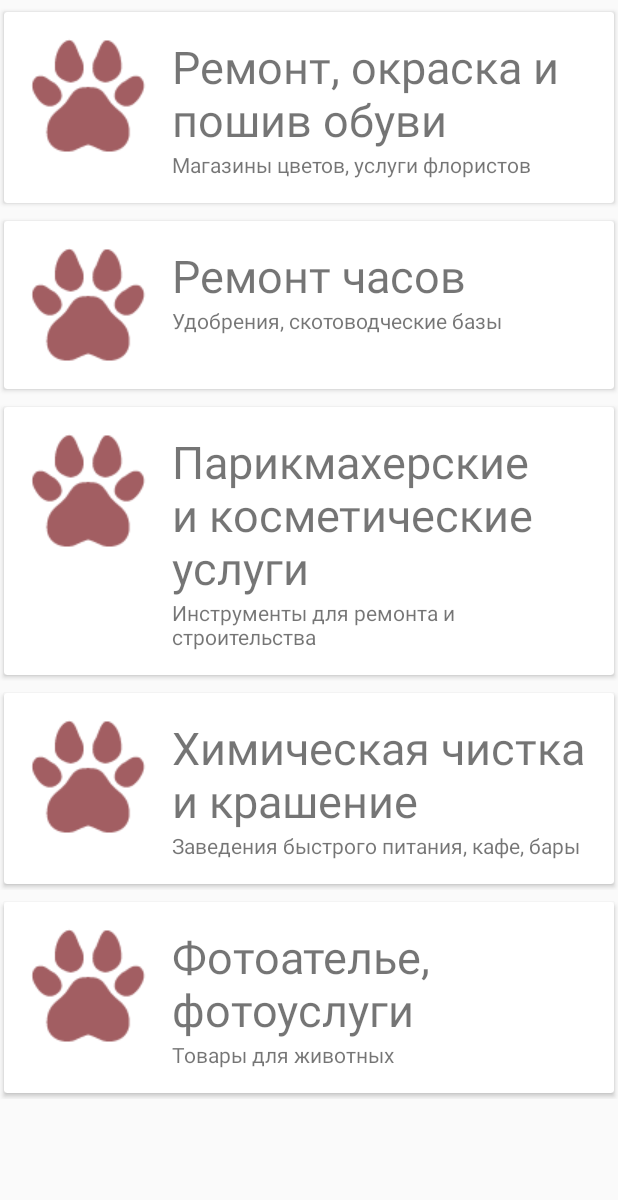
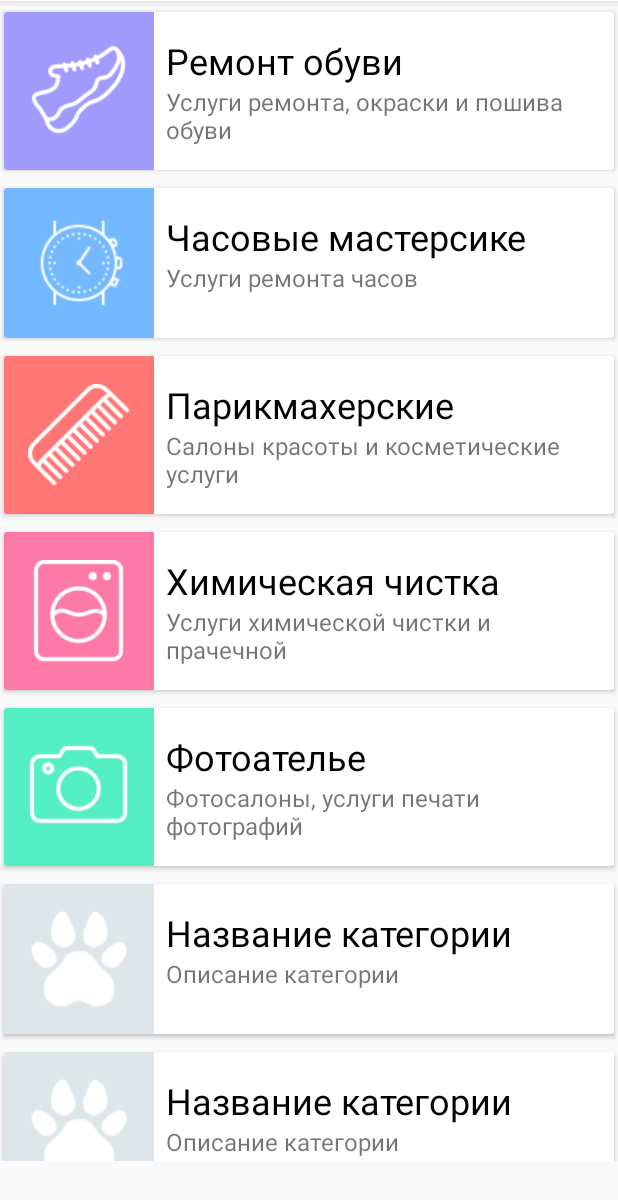
Before and after one commit to TalgatAkhm/mosfin, an Android app: the screen it shows after launch (CategoryActivity), on a phone screen of 412 x 824 dp. Shown: the top 1200 px of the screen. Run offline under Robolectric (Android 15) with nearby library versions, the phone set to English and light mode, and no system bars.

```diff
--- a/app/src/main/java/com/mipt/mlt/mosfindata/CategoryActivity.java
+++ b/app/src/main/java/com/mipt/mlt/mosfindata/CategoryActivity.java
@@ -1,6 +1,7 @@
 package com.mipt.mlt.mosfindata;
 
 import android.content.Intent;
+import android.graphics.Color;
 import android.os.Bundle;
 import android.support.annotation.Nullable;
 import android.support.v7.app.AppCompatActivity;
@@ -17,13 +18,21 @@ import java.util.List;
 
 public class CategoryActivity extends AppCompatActivity implements CategoryRecyclerAdapter.ItemClickListener {
 
-    public static String[] titles = {"Ремонт, окраска и пошив обуви", "Ремонт часов", "Парикмахерские и косметические услуги",
-            "Химическая чистка и крашение", "Фотоателье, фотоуслуги"};
-    private String[] descs = {"Магазины цветов, услуги флористов", "Удобрения, скотоводческие базы",
-            "Инструменты для ремонта и строительства", "Заведения быстрого питания, кафе, бары", "Товары для животных",
-            "Фото мастерские", "Продуктовые магазины"};
+    public static String[] titles = {
+            "Ремонт обуви", "Часовые мастерсике", "Парикмахерские",
+            "Химическая чистка", "Фотоателье", "Название категории", "Название категории", "Название категории",
+            "Название категории", "Название категории", "Название категории"};
+    private String[] descs = {"Услуги ремонта, окраски и пошива обуви", "Услуги ремонта часов",
+            "Салоны красоты и косметические услуги", "Услуги химической чистки и прачечной",
+            "Фотосалоны, услуги печати фотографий", "Описание категории", "Описание категории", "Описание категории"
+            , "Описание категории", "Описание категории", "Описание категории"};
 
+    private int[] images = {R.drawable.shoes_bl, R.drawable.watches, R.drawable.haircut,
+            R.drawable.wash, R.drawable.camera};
 
+    private int[] bgColors = {Color.parseColor("#a29bfe"), Color.parseColor("#74b9ff"),
+            Color.parseColor("#ff7675"), Color.parseColor("#fd79a8"),
+            Color.parseColor("#55efc4")};
 
     @Override
     protected void onCreate(@Nullable Bundle savedInstanceState) {
@@ -43,7 +52,11 @@ public class CategoryActivity extends AppCompatActivity implements CategoryRecyc
     private List<Category> createCategories() {
         List<Category> categories = new ArrayList<>();
         for (int i = 0; i < titles.length; i++) {
-            categories.add(new Category(titles[i], descs[i]));
+            if (images.length <= i) {
+                categories.add(new Category(titles[i], descs[i]));
+            } else {
+                categories.add(new Category(titles[i], descs[i], images[i], bgColors[i]));
+            }
         }
         return categories;
     }
--- a/app/src/main/java/com/mipt/mlt/mosfindata/model/Category.java
+++ b/app/src/main/java/com/mipt/mlt/mosfindata/model/Category.java
@@ -1,4 +1,6 @@
 package com.mipt.mlt.mosfindata.model;
+
+import android.graphics.Color;
 
 import com.mipt.mlt.mosfindata.R;
 
@@ -7,17 +9,27 @@ public class Category {
     private int photo;
     private String title;
     private String des;
+    private int bgColor;
 
     public Category(String title, String des) {
         this.title = title;
         this.des = des;
         this.photo = R.drawable.pet;
+        this.bgColor = Color.parseColor("#dfe6e9");
     }
 
     public Category(int photo, String title, String des) {
         this.photo = photo;
         this.title = title;
         this.des = des;
+        this.bgColor = Color.parseColor("#dfe6e9");
+    }
+
+    public Category(String title, String des, int photo,  int bgColor) {
+        this.photo = photo;
+        this.title = title;
+        this.des = des;
+        this.bgColor = bgColor;
     }
 
     public int getPhoto() {
@@ -43,4 +55,12 @@ public class Category {
     public void setDes(String des) {
         this.des = des;
     }
+
+    public int getBgColor() {
+        return bgColor;
+    }
+
+    public void setBgColor(int bgColor) {
+        this.bgColor = bgColor;
+    }
 }
--- a/app/src/main/java/com/mipt/mlt/mosfindata/ui/CategoryRecyclerAdapter.java
+++ b/app/src/main/java/com/mipt/mlt/mosfindata/ui/CategoryRecyclerAdapter.java
@@ -6,6 +6,7 @@ import android.view.LayoutInflater;
 import android.view.View;
 import android.view.ViewGroup;
 import android.widget.ImageView;
+import android.widget.RelativeLayout;
 import android.widget.TextView;
 
 import com.mipt.mlt.mosfindata.R;
@@ -39,6 +40,7 @@ public class CategoryRecyclerAdapter extends RecyclerView.Adapter<CategoryRecycl
         holder.titleTV.setText(categories.get(position).getTitle());
         holder.desTV.setText(categories.get(position).getDes());
         holder.photoIM.setImageResource(categories.get(position).getPhoto());
+        holder.imageContainer.setBackgroundColor(categories.get(position).getBgColor());
         holder.cardView.setOnClickListener(v -> listener.onClick(position));
     }
 
@@ -52,6 +54,7 @@ public class CategoryRecyclerAdapter extends RecyclerView.Adapter<CategoryRecycl
         CardView cardView;
         ImageView photoIM;
         TextView titleTV, desTV;
+        RelativeLayout imageContainer;
 
         public CategoryViewHolder(View itemView) {
             super(itemView);
@@ -59,6 +62,7 @@ public class CategoryRecyclerAdapter extends RecyclerView.Adapter<CategoryRecycl
             photoIM = itemView.findViewById(R.id.photoIM);
             titleTV = itemView.findViewById(R.id.titleTV);
             desTV = itemView.findViewById(R.id.desTV);
+            imageContainer = itemView.findViewById(R.id.image_container);
         }
     }
 
--- a/app/src/main/res/layout/category_activity.xml
+++ b/app/src/main/res/layout/category_activity.xml
@@ -2,20 +2,55 @@
 <android.support.constraint.ConstraintLayout
     xmlns:android="http://schemas.android.com/apk/res/android"
     android:layout_width="match_parent"
-    android:layout_height="match_parent">
+    android:layout_height="match_parent"
+    xmlns:app="http://schemas.android.com/apk/res-auto">
 
     <android.support.v7.widget.Toolbar
+        android:id="@+id/category_toolbar"
         android:layout_width="match_parent"
-        android:layout_height="?attr/actionBarSize"
-        android:id="@+id/category_toolbar"/>
+        android:layout_height="56dp"
+        android:background="@android:color/white"
+        android:elevation="4dp"
+        app:layout_constraintTop_toTopOf="parent"
+        app:layout_constraintBottom_toTopOf="@+id/rv"
+        app:layout_constraintVertical_bias="0"
+        android:contentInsetLeft="0dp"
+        android:contentInsetStart="0dp"
+        app:contentInsetLeft="0dp"
+        app:contentInsetStart="0dp"
+        android:contentInsetRight="0dp"
+        android:contentInsetEnd="0dp"
+        app:contentInsetRight="0dp"
+        app:contentInsetEnd="0dp">
 
-    <android.support.v7.widget.Toolbar
-        android:layout_height="?attr/actionBarSize"
-        android:layout_width="match_parent" />
+        <RelativeLayout
+            android:id="@+id/menu_container"
+            android:layout_width="match_parent"
+            android:layout_height="wrap_content"
+            android:layout_margin="0px">
+
+            <TextView
+                style="@style/TextAppearance.AppCompat.Widget.ActionBar.Title"
+                android:id="@+id/toolbar_title_tv"
+                android:layout_height="wrap_content"
+                android:layout_width="wrap_content"
+                android:layout_centerVertical="true"
+                android:layout_centerHorizontal="true"
+                android:textSize="20sp"
+                android:textColor="#de000000"
+                android:text="Выбор категории" />
+
+        </RelativeLayout>
+
+    </android.support.v7.widget.Toolbar>
 
     <android.support.v7.widget.RecyclerView
         android:layout_width="match_parent"
         android:layout_height="match_parent"
-        android:id="@+id/rv"/>
+        app:layout_constraintTop_toBottomOf="@id/category_toolbar"
+        app:layout_constraintBottom_toBottomOf="parent"
+        app:layout_constraintVertical_bias="1"
+        android:id="@+id/rv"
+        android:layout_marginBottom="50dp"/>
 
 </android.support.constraint.ConstraintLayout>
--- a/app/src/main/res/layout/category_card_view.xml
+++ b/app/src/main/res/layout/category_card_view.xml
@@ -7,39 +7,55 @@
 
     <android.support.v7.widget.CardView
         android:layout_width="match_parent"
-        android:layout_height="wrap_content"
+        android:layout_height="match_parent"
         app:cardElevation="2dp"
         app:cardUseCompatPadding="true"
         android:id="@+id/cv">
 
         <RelativeLayout
             android:layout_width="match_parent"
-            android:layout_height="wrap_content"
-            android:padding="16dp">
+            android:layout_height="match_parent">
 
-            <ImageView
+            <RelativeLayout
                 android:layout_width="wrap_content"
-                android:layout_height="wrap_content"
-                android:id="@+id/photoIM"
-                android:layout_alignParentLeft="true"
-                android:layout_alignParentTop="true"
-                android:layout_marginRight="16dp"
-                />
+                android:layout_height="match_parent"
+                android:layout_alignParentStart="true"
+                android:background="@color/soft_blue"
+                android:fitsSystemWindows="true"
+                android:id="@+id/image_container">
+
+                <ImageView
+                    android:layout_width="100dp"
+                    android:layout_height="100dp"
+                    android:id="@+id/photoIM"
+                    android:layout_centerHorizontal="true"
+                    android:layout_centerVertical="true"
+                    android:tint="#fff"
+                    android:adjustViewBounds="true"
+                    android:padding="16dp"/>
+
+            </RelativeLayout>
 
             <TextView
                 android:layout_width="wrap_content"
                 android:layout_height="wrap_content"
                 android:id="@+id/titleTV"
-                android:layout_toRightOf="@+id/photoIM"
+                android:layout_toEndOf="@+id/image_container"
                 android:layout_alignParentTop="true"
-                android:textSize="30sp"
+                android:textSize="24sp"
+                android:textColor="@color/black"
+                android:layout_marginStart="8dp"
+                android:layout_marginTop="16dp"
                 />
 
             <TextView
                 android:layout_width="wrap_content"
                 android:layout_height="wrap_content"
                 android:id="@+id/desTV"
-                android:layout_toRightOf="@+id/photoIM"
+                android:layout_toEndOf="@+id/image_container"
+                android:layout_marginStart="8dp"
+                android:textSize="16sp"
+                android:layout_marginBottom="16dp"
                 android:layout_below="@+id/titleTV"/>
 
         </RelativeLayout>
```
Also changed, not shown: app/src/main/res/drawable/camera.png (added), app/src/main/res/drawable/haircut.png (added), app/src/main/res/drawable/shoes_bl.png (added), app/src/main/res/drawable/wash.png (added), app/src/main/res/drawable/watches.png (added).
